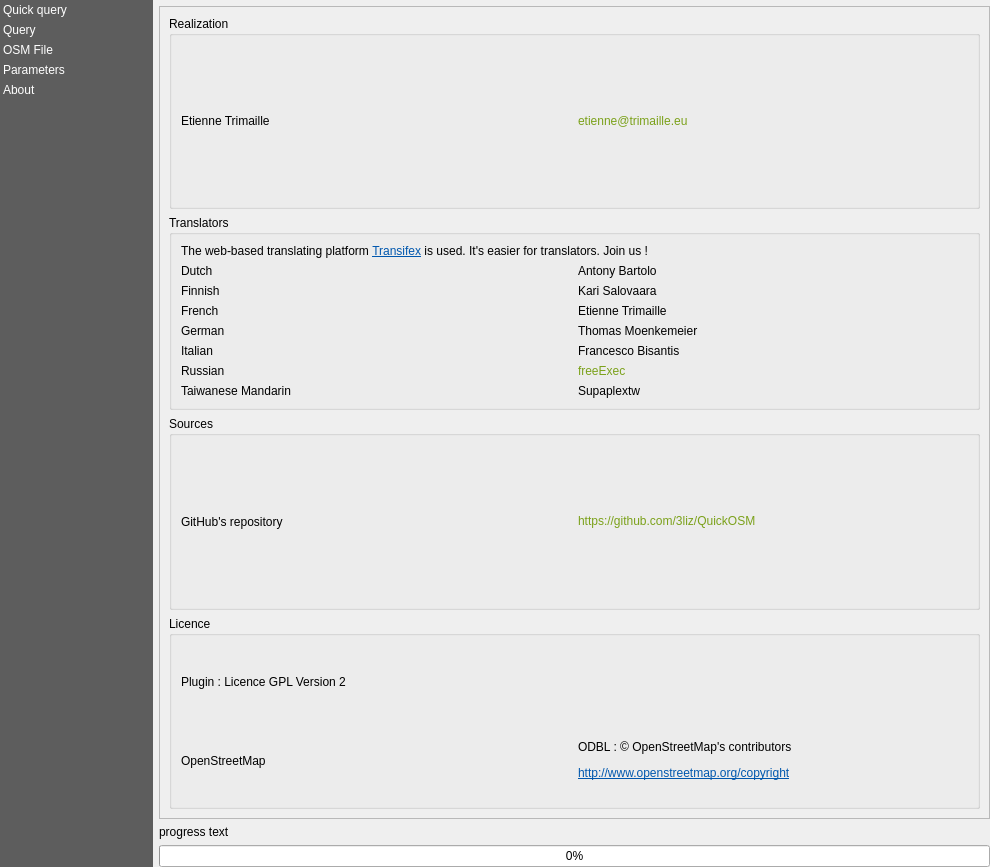
First picture: the form in resources/ui/main_window.ui, repository 3liz/QuickOSM, before the edit.
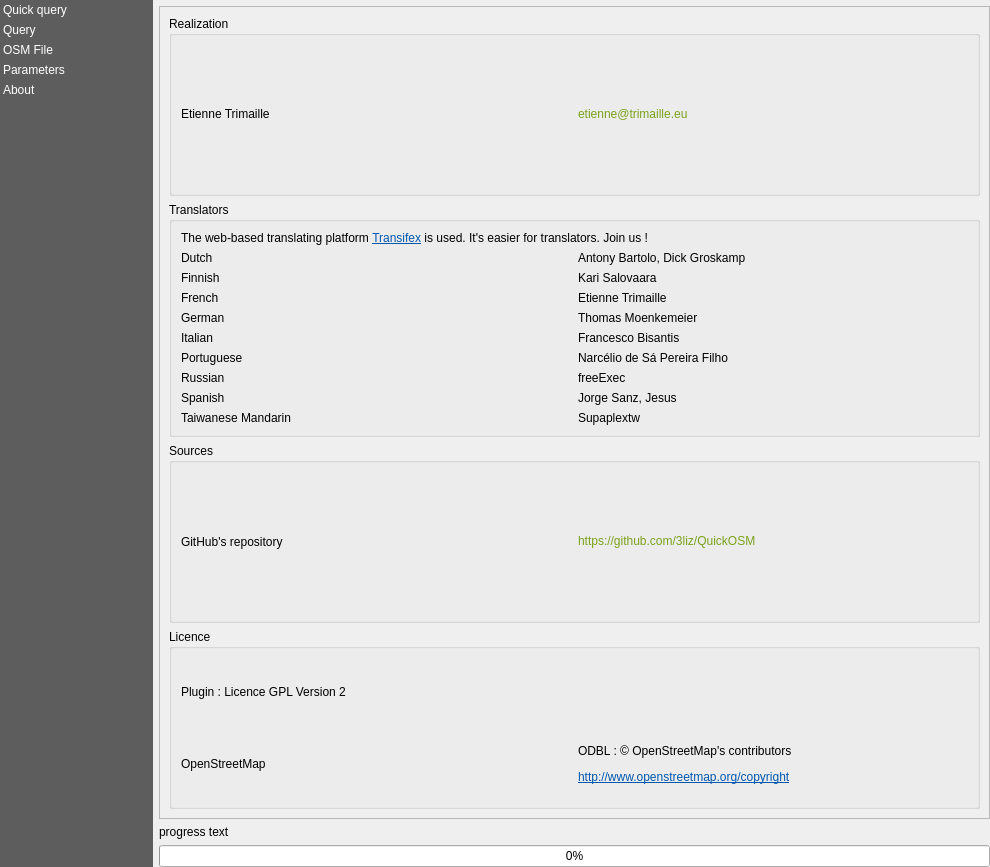
Second picture: the form after the edit. Custom widgets are drawn as their Qt base class.

What changed in the file:
```diff
--- a/resources/ui/main_window.ui
+++ b/resources/ui/main_window.ui
@@ -1019,9 +1019,7 @@
                <property name="title">
                 <string>Translators</string>
                </property>
-               <layout class="QHBoxLayout" name="horizontalLayout_9">
-                <item>
-                 <layout class="QVBoxLayout" name="verticalLayout_12">
+               <layout class="QVBoxLayout" name="verticalLayout_11">
                   <item>
                    <widget class="QLabel" name="label_18">
                     <property name="text">
@@ -1036,130 +1034,132 @@
                    </widget>
                   </item>
                   <item>
-                   <layout class="QHBoxLayout" name="horizontalLayout_14">
-                    <item>
-                     <widget class="QLabel" name="label_21">
-                      <property name="text">
-                       <string>Dutch</string>
-                      </property>
-                     </widget>
-                    </item>
-                    <item>
-                     <widget class="QLabel" name="label_22">
-                      <property name="text">
-                       <string notr="true">Antony Bartolo</string>
-                      </property>
-                     </widget>
-                    </item>
-                   </layout>
-                  </item>
-                  <item>
-                   <layout class="QHBoxLayout" name="horizontalLayout_15">
-                    <item>
-                     <widget class="QLabel" name="label_23">
-                      <property name="text">
-                       <string>Finnish</string>
-                      </property>
-                     </widget>
-                    </item>
-                    <item>
-                     <widget class="QLabel" name="label_24">
-                      <property name="text">
-                       <string notr="true">Kari Salovaara</string>
-                      </property>
-                     </widget>
-                    </item>
-                   </layout>
-                  </item>
-                  <item>
-                   <layout class="QHBoxLayout" name="horizontalLayout_13">
-                    <item>
-                     <widget class="QLabel" name="label_17">
-                      <property name="text">
-                       <string>French</string>
-                      </property>
-                     </widget>
-                    </item>
-                    <item>
+                 <layout class="QGridLayout" name="gridLayout">
+                  <item row="2" column="1">
                      <widget class="QLabel" name="label_9">
                       <property name="text">
                        <string notr="true">Etienne Trimaille</string>
                       </property>
                      </widget>
                     </item>
-                   </layout>
-                  </item>
-                  <item>
-                   <layout class="QHBoxLayout" name="horizontalLayout_12">
-                    <item>
-                     <widget class="QLabel" name="label_6">
-                      <property name="text">
-                       <string>German</string>
-                      </property>
-                     </widget>
-                    </item>
-                    <item>
-                     <widget class="QLabel" name="label_5">
-                      <property name="text">
-                       <string notr="true">Thomas Moenkemeier</string>
-                      </property>
-                     </widget>
-                    </item>
-                   </layout>
-                  </item>
-                  <item>
-                   <layout class="QHBoxLayout" name="horizontalLayout_11">
-                    <item>
+                  <item row="4" column="0">
                      <widget class="QLabel" name="label_8">
                       <property name="text">
                        <string>Italian</string>
                       </property>
                      </widget>
                     </item>
-                    <item>
+                  <item row="5" column="0">
+                   <widget class="QLabel" name="label_11">
+                    <property name="text">
+                     <string>Portuguese</string>
+                    </property>
+                   </widget>
+                  </item>
+                  <item row="2" column="0">
+                   <widget class="QLabel" name="label_17">
+                    <property name="text">
+                     <string>French</string>
+                    </property>
+                   </widget>
+                  </item>
+                  <item row="0" column="0">
+                   <widget class="QLabel" name="label_21">
+                    <property name="text">
+                     <string>Dutch</string>
+                    </property>
+                   </widget>
+                  </item>
+                  <item row="8" column="1">
+                   <widget class="QLabel" name="label_25">
+                    <property name="text">
+                     <string notr="true">Supaplextw</string>
+                    </property>
+                   </widget>
+                  </item>
+                  <item row="3" column="0">
+                   <widget class="QLabel" name="label_6">
+                    <property name="text">
+                     <string>German</string>
+                    </property>
+                   </widget>
+                  </item>
+                  <item row="1" column="0">
+                   <widget class="QLabel" name="label_23">
+                    <property name="text">
+                     <string>Finnish</string>
+                    </property>
+                   </widget>
+                  </item>
+                  <item row="4" column="1">
                      <widget class="QLabel" name="label_7">
                       <property name="text">
                        <string notr="true">Francesco Bisantis</string>
                       </property>
                      </widget>
                     </item>
-                   </layout>
+                  <item row="3" column="1">
+                   <widget class="QLabel" name="label_5">
+                    <property name="text">
+                     <string notr="true">Thomas Moenkemeier</string>
+                    </property>
+                   </widget>
                   </item>
-                  <item>
-                   <layout class="QHBoxLayout" name="horizontalLayout_10">
-                    <item>
+                  <item row="0" column="1">
+                   <widget class="QLabel" name="label_22">
+                    <property name="text">
+                     <string notr="true">Antony Bartolo, Dick Groskamp</string>
+                    </property>
+                   </widget>
+                  </item>
+                  <item row="6" column="0">
                      <widget class="QLabel" name="label_4">
                       <property name="text">
                        <string>Russian</string>
                       </property>
                      </widget>
                     </item>
-                    <item>
+                  <item row="1" column="1">
+                   <widget class="QLabel" name="label_24">
+                    <property name="text">
+                     <string notr="true">Kari Salovaara</string>
+                    </property>
+                   </widget>
+                  </item>
+                  <item row="6" column="1">
                      <widget class="QLabel" name="label_3">
                       <property name="text">
-                       <string notr="true">&lt;a href=&quot;https://github.com/freeExec&quot; style=&quot;color:#7BA11A;text-decoration:none;&quot;&gt;freeExec&lt;/a&gt;</string>
+                     <string notr="true">freeExec</string>
                       </property>
                      </widget>
                     </item>
-                   </layout>
-                  </item>
-                  <item>
-                   <layout class="QHBoxLayout" name="horizontalLayout_16">
-                    <item>
+                  <item row="8" column="0">
                      <widget class="QLabel" name="label_26">
                       <property name="text">
                        <string>Taiwanese Mandarin</string>
                       </property>
                      </widget>
                     </item>
-                    <item>
-                     <widget class="QLabel" name="label_25">
+                  <item row="5" column="1">
+                   <widget class="QLabel" name="label_12">
                       <property name="text">
-                       <string notr="true">Supaplextw</string>
+                     <string notr="true">Narcélio de Sá Pereira Filho</string>
                       </property>
                      </widget>
                     </item>
-                   </layout>
+                  <item row="7" column="0">
+                   <widget class="QLabel" name="label_16">
+                    <property name="text">
+                     <string>Spanish</string>
+                    </property>
+                   </widget>
+                  </item>
+                  <item row="7" column="1">
+                   <widget class="QLabel" name="label_27">
+                    <property name="text">
+                     <string notr="true">Jorge Sanz, Jesus</string>
+                    </property>
+                   </widget>
                   </item>
                  </layout>
                 </item>
```
Lines whose indentation alone changed are shown as unchanged.
